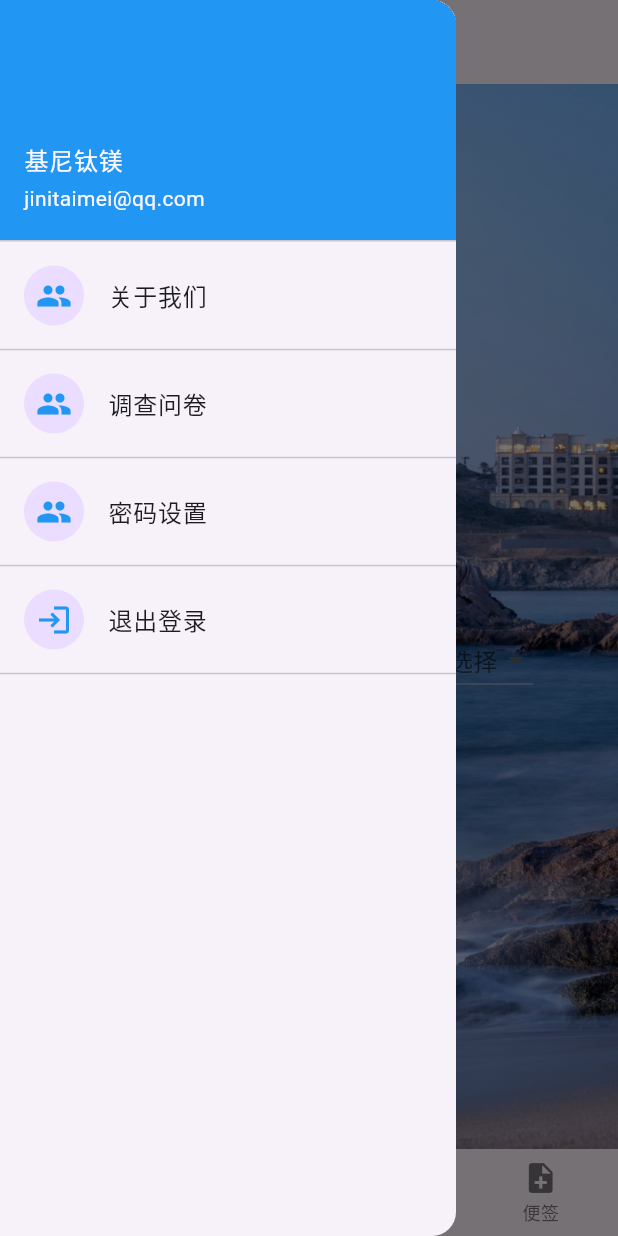
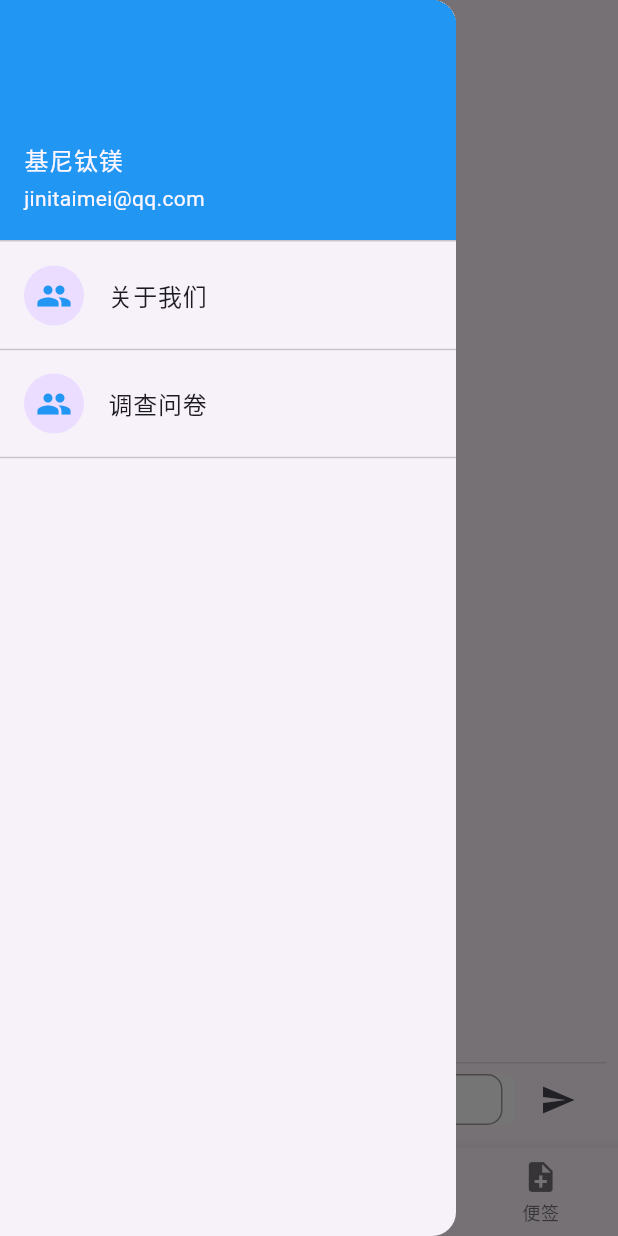
Before and after one commit to lingzipeng/assistant, a Flutter app: the screen it shows after launch, item 3 of the bottom bar chosen, with the side drawer open, on a phone screen of 412 x 824 dp. Run offline on Flutter 3.47's test engine with Material 3 defaults, Android fonts, the phone set to English and light mode, and no system bars; our stand-ins replace card_swiper, charts_flutter, dio, fl_chart, fluttertoast, getwidget and 2 more; missing offline and left inert: flutter_echarts; network calls fail.

Commit message:
ai功能

```diff
--- a/lib/chart/home_chart.dart
+++ b/lib/chart/home_chart.dart
@@ -113,7 +113,10 @@ class _HomeChartState extends State<HomeChart> {
                       showTitles: true,
                       reservedSize: 30,
                       getTitlesWidget: (value, meta) {
-                        return const Text("");
+                        return SizedBox(
+                          height: 20.0, // or any other fixed height
+                          child: const Text(""),
+                        );
                       },
                     ),
                   ),
--- a/lib/pages/Questionnaire.dart
+++ b/lib/pages/Questionnaire.dart
@@ -64,7 +64,7 @@ class _QuestionnairePageState extends State<QuestionnairePage> {
       )
           : PageView.builder(
         controller: _pageController,
-        itemCount: _cardList.length,
+        itemCount: _name.length,
         itemBuilder: (BuildContext context, int index) {
           return Card(
             child: Padding(
--- a/lib/pages/ours.dart
+++ b/lib/pages/ours.dart
@@ -94,7 +94,7 @@ class oursPage extends StatelessWidget {
                                       builder: (BuildContext context) {
                                         return TourGuideDialog(
                                           title: '欢迎使用教师助手!',
-                                          message: '班级成绩页面可以查看班级的情况，便签可以记录笔记。',
+                                          message: '排行榜可以查看个人排名情况的情况，便签可以记录笔记。',
                                           onNextPressed: () {
                                             Navigator.of(context).pop(); // 关闭当前的TourGuideDialog
                                             // 显示成功提示
--- a/lib/pages/tabs.dart
+++ b/lib/pages/tabs.dart
@@ -67,26 +67,26 @@ class _TabsState extends State<Tabs> {
               },
             ),
             const Divider(),
-            ListTile(
-              leading: CircleAvatar(
-                child: Icon(Icons.people,color: Colors.blue,),
-              ),
-              title: Text("密码设置"),
-              onTap: () {
-                Navigator.pushNamed(context, '/setting');
-              },
-            ),
-            const Divider(),
-            ListTile(
-              leading: const CircleAvatar(
-                child: Icon(Icons.login,color: Colors.blue),
-              ),
-              title: const Text("退出登录"),
-              onTap: () {
-                Navigator.pushNamed(context, '/login');
-              },
-            ),
-            const Divider(),
+            // ListTile(
+            //   leading: CircleAvatar(
+            //     child: Icon(Icons.people,color: Colors.blue,),
+            //   ),
+            //   title: Text("密码设置"),
+            //   onTap: () {
+            //     Navigator.pushNamed(context, '/setting');
+            //   },
+            // ),
+            // const Divider(),
+            // ListTile(
+            //   leading: const CircleAvatar(
+            //     child: Icon(Icons.login,color: Colors.blue),
+            //   ),
+            //   title: const Text("ai帮你看"),
+            //   onTap: () {
+            //     Navigator.pushNamed(context, '/ai');
+            //   },
+            // ),
+            // const Divider(),
           ],
         ),
       ),
@@ -106,7 +106,7 @@ class _TabsState extends State<Tabs> {
           items: const [
             BottomNavigationBarItem(icon: Icon(Icons.home), label: "首页"),
             BottomNavigationBarItem(icon: Icon(Icons.scoreboard_outlined), label: "个人成绩"),
-            BottomNavigationBarItem(icon: Icon(Icons.message), label: "班级成绩"),
+            BottomNavigationBarItem(icon: Icon(Icons.message), label: "ai帮你看"),
             BottomNavigationBarItem(icon: Icon(Icons.note_add), label: "便签"),
           ]),
     );
--- a/lib/pages/tabs/emotions.dart
+++ b/lib/pages/tabs/emotions.dart
@@ -32,7 +32,7 @@ class _emotionsState extends State<emotions> {
   Widget build(BuildContext context) {
     return Scaffold(
       appBar: AppBar(
-        title: Text('Circle Progress Demo'),
+        title: Text(''),
       ),
       body: Center(
         child: Column(
--- a/lib/pages/tabs/message.dart
+++ b/lib/pages/tabs/message.dart
@@ -1,8 +1,7 @@
 import 'package:flutter/material.dart';
 import 'package:dio/dio.dart';
-
-import '../../chart/class_chart.dart';
-import '../../service/api_service.dart';
+import 'package:flutter_application_1/pages/tabs/scorewidget/message_card.dart';
+import 'package:intl/intl.dart';
 
 class MessagePage extends StatefulWidget {
   const MessagePage({Key? key}) : super(key: key);
@@ -12,223 +11,175 @@ class MessagePage extends StatefulWidget {
 }
 
 class _MessagePageState extends State<MessagePage> {
-  late List<User> responseData;
-  String? _selectedClass;
-  String? _selectedSubject;
+  final TextEditingController _messageController = TextEditingController();
+  String _result = '';
+  List<String> _messages = [];
+  bool _isLoading = false;
 
-  //展示数据
-  List<double> classData = [];
+  void _sendMessage(String message) async {
+    setState(() {
+      _messages.add(message);
+      _isLoading = true;
+    });
 
-  @override
-  void initState() {
-    super.initState();
-    fetchData();
+    await _fetchData(message + "(回答不要超过250字且回答不要分段)");
+
+    setState(() {
+      _messages.add(_result);
+      _isLoading = false;
+    });
+    _messageController.clear();
+    _result = '';
   }
 
-  void fetchData() async {
+  double screenWith(BuildContext context) {
+    return MediaQuery.of(context).size.width;
+  }
+
+  String getCurrentTime() {
+    DateTime now = DateTime.now();
+    DateFormat formatter = DateFormat('yyyy-MM-dd HH:mm');
+    String formattedTime = formatter.format(now);
+    return formattedTime;
+  }
+
+  Future<void> _fetchData(String inputText) async {
     try {
-      Response response = await APIService.fetchData();
-      final data = response.data['result'];
-
+      var dio = Dio();
+      final response = await dio.get('http://127.0.0.1:5000/hello?message=$inputText');
+      if (response.statusCode == 200) {
         setState(() {
-        responseData = [];
-        data.values.forEach((studentData) {
-          if (studentData != null &&
-              studentData is Map<String, dynamic> &&
-              studentData.containsKey('classname') &&
-              studentData.containsKey('name') &&
-              studentData.containsKey('stuno') &&
-              studentData.containsKey('数学') &&
-              studentData.containsKey('语文') &&
-              studentData.containsKey('英语')) {
-            responseData.add(User(
-              className: studentData['classname'] ?? '',
-              name: studentData['name'] ?? '',
-              stuno: studentData['stuno'] ?? '',
-              mathScore: studentData['数学'] ?? 0,
-              chineseScore: studentData['语文'] ?? 0,
-              englishScore: studentData['英语'] ?? 0,
-            ));
+          _result = response.data["ai回答"];
+        });
+      } else {
+        setState(() {
+          _result = "错误：${response.statusCode}";
+        });
       }
-        });
-      });
     } catch (e) {
       setState(() {
-        responseData = [];
+        _result = "无法加载数据：$e";
+        print(_result);
       });
     }
   }
 
-  void collectData() {
-    classData = [];
-    if (_selectedClass != null && _selectedSubject != null) {
-      // 1. 根据已经选择的班级和科目筛选获取所有信息
-      List<User> filteredData = responseData
-          .where((user) =>
-              user.className == _selectedClass &&
-              (_selectedSubject == '数学'
-                  ? user.mathScore != 0
-                  : _selectedSubject == '语文'
-                      ? user.chineseScore != 0
-                      : user.englishScore != 0))
-          .toList();
-
-      // 2. 根据信息条数得到该班级的人数
-      double studentCount = filteredData.length as double;
-      classData.add(studentCount);
-
-      // 3. 获取该班级该科目的最高分
-      int maxScore = filteredData.fold<int>(
-          0,
-          (max, user) => _selectedSubject == '数学'
-              ? user.mathScore > max
-                  ? user.mathScore
-                  : max
-              : _selectedSubject == '语文'
-                  ? user.chineseScore > max
-                      ? user.chineseScore
-                      : max
-                  : user.englishScore > max
-                      ? user.englishScore
-                      : max);
-      print(maxScore);
-      classData.add(maxScore as double);
-
-      // 4. 获取该班级该科目的最低分
-      int minScore = filteredData.fold<int>(
-          filteredData.first.mathScore,
-          (min, user) => _selectedSubject == '数学'
-              ? user.mathScore < min
-                  ? user.mathScore
-                  : min
-              : _selectedSubject == '语文'
-                  ? user.chineseScore < min
-                      ? user.chineseScore
-                      : min
-                  : user.englishScore < min
-                      ? user.englishScore
-                      : min);
-      classData.add(minScore as double);
-
-      // 5. 计算该班级选择的该科目的平均成绩
-      double totalScore = filteredData.fold<double>(
-          0,
-          (total, user) => _selectedSubject == '数学'
-              ? total + user.mathScore
-              : _selectedSubject == '语文'
-                  ? total + user.chineseScore
-                  : total + user.englishScore);
-      double averageScore = totalScore / studentCount;
-      classData.add(averageScore);
-      setState(() {
-      });
-    }
+  Widget _buildMessageList() {
+    return Expanded(
+      child: ListView.builder(
+        itemCount: _messages.length,
+        itemBuilder: (BuildContext context, int index) {
+          // return ListTile(
+          //   title: Text(_messages[index]),
+          // );
+          return MessageCard( messageText: _messages[index],index:index,sentTime: getCurrentTime());
+        },
+      ),
+    );
   }
 
   @override
   Widget build(BuildContext context) {
     return Scaffold(
-      body: Stack(
+      body: Column(
+        children: <Widget>[
+          _buildMessageList(),
+          if (_isLoading)
+            Padding(
+              padding: const EdgeInsets.all(8.0),
+              child: CircularProgressIndicator(),
+            ),
+          Padding(
+              padding: const EdgeInsets.all(8.0),
+              child: Column(
                 children: [
-          Image.asset(
-            'assets/images/4.jpg',
-            fit: BoxFit.cover,
-            width: double.infinity,
-            height: double.infinity,
+                  Container(
+                    height: 1.0,
+                    color: Colors.grey[300],
                   ),
-          Center(
-            child: Column(
-              mainAxisAlignment: MainAxisAlignment.center,
+                  Row(
                     children: <Widget>[
-                ElevatedButton(
-                  onPressed: collectData,
-                  child: Text('刷新数据'),
+                      GestureDetector(
+                          onTap: () {
+                            //语言功能
+                          },
+                          child: Container(
+                            height: 28,
+                            width: 28,
+                            margin: const EdgeInsets.only(right: 10),
+                            child: const Image(
+                              image: AssetImage(
+                                  'assets/images/brand_profile_voice@2x.png'),
                             ),
-                SizedBox(height: 20),
-                Row(
-                  mainAxisAlignment: MainAxisAlignment.spaceAround,
+                          )),
+                      Container(
+                          width: screenWith(context) - 120,
+                          height: 34.0,
+                          margin: const EdgeInsets.only(left: 5, right: 5),
+                          decoration: BoxDecoration(
+                            color: Colors.white,
+                            borderRadius: BorderRadius.circular(6.0),
+                          ),
+                          child: Padding(
+                            padding:
+                            const EdgeInsets.only(left: 8.0, right: 8.0),
+                            // 右边留有一些空间
+                            child: Row(
+                              mainAxisAlignment: MainAxisAlignment.spaceBetween,
                               children: [
-                    DropdownButton<String>(
-                      hint: Text('科目选择'),
-                      items: ['三年级1班', '三年级2班', '三年级3班', '三年级4班', '三年级5班']
-                          .map((String value) {
-                        return DropdownMenuItem<String>(
-                          value: value,
-                          child: Text(value),
-                        );
-                      }).toList(),
-                      onChanged: (String? newValue) {
-                        setState(() {
-                          _selectedClass = newValue;
-                        });
+                                Expanded(
+                                  flex: 1,
+                                  child: Container(
+                                    decoration: BoxDecoration(
+                                      border: Border.all(
+                                        color: Colors.grey, // 边框颜色
+                                        width: 1.0, // 边框宽度
+                                      ),
+                                      borderRadius:
+                                      BorderRadius.circular(10.0), // 边框圆角
+                                    ),
+                                    child: TextField(
+                                      controller: _messageController,
+                                      cursorColor: Colors.grey,
+                                      style: const TextStyle(
+                                        fontSize: 18.0,
+                                        color: Colors.black,
+                                        fontWeight: FontWeight.w300,
+                                      ),
+                                      decoration: const InputDecoration(
+                                        hintText: '输入文字开始和ai聊天吧......',
+                                        contentPadding: EdgeInsets.only(
+                                            left: 5.0,
+                                            right: 5.0,
+                                            bottom: 14.0),
+                                        border: InputBorder.none,
+                                      ),
+                                      onSubmitted: (String value) {
+                                        if (value.isNotEmpty) {
+                                          _sendMessage(value);
+                                        }
                                       },
-                      value: _selectedClass,
                                     ),
-                    DropdownButton<String>(
-                      hint: Text('科目选择'),
-                      items: ['语文', '数学', '英语'].map((String value) {
-                        return DropdownMenuItem<String>(
-                          value: value,
-                          child: Text(value),
-                        );
-                      }).toList(),
-                      onChanged: (String? newValue) {
-                        setState(() {
-                          _selectedSubject = newValue;
-                        });
+                                  ),
+                                ),
+                              ],
+                            ),
+                          )),
+                      IconButton(
+                        icon: const Icon(Icons.send),
+                        onPressed: () {
+                          String message = _messageController.text.trim();
+                          if (message.isNotEmpty) {
+                            _sendMessage(message);
+                          }
                         },
-                      value: _selectedSubject,
+                      ),
+                    ],
                   )
                 ],
-                ),
-                SizedBox(height: 10),
-                classData.isNotEmpty
-                    ? Container(
-                  key: UniqueKey(),
-                  width: 370,
-                  height: 380,
-                  decoration: BoxDecoration(
-                    border: Border.all(
-                      color: Colors.tealAccent.withOpacity(0.5),
-                      width: 2.0,
-                    ),
-                  ),
-                  child: ClassChart(classData),
-                )
-                    : SizedBox(),
-              ],
-            ),
-          )
+              )),
         ],
       ),
     );
   }
 }
-
-class User {
-  final String className;
-  final String name;
-  final String stuno;
-  final int mathScore;
-  final int chineseScore;
-  final int englishScore;
-
-  User({
-    required this.className,
-    required this.name,
-    required this.stuno,
-    required this.mathScore,
-    required this.chineseScore,
-    required this.englishScore,
-  });
-}
-
-class Statistics {
-  final int studentCount;
-  final int maxScore;
-  final int minScore;
-  final double averageScore;
-
-  Statistics(
-      this.studentCount, this.maxScore, this.minScore, this.averageScore);
-}
--- a/lib/pages/tabs/score.dart
+++ b/lib/pages/tabs/score.dart
@@ -50,7 +50,7 @@ class _CategoryPageState extends State<CategoryPage> {
                         onPressed: () {
                           Navigator.push(
                             context,
-                            MaterialPageRoute(builder: (context) => PasswordPage()),
+                            MaterialPageRoute(builder: (context) => table()),
                           );
                         },
                         //班级选择    一个班成绩展示
--- a/lib/routers/routers.dart
+++ b/lib/routers/routers.dart
@@ -1,4 +1,5 @@
 import 'package:flutter/cupertino.dart';
+import '../pages/ai.dart';
 import '../pages/password.dart';
 import '../pages/setting.dart';
 import 'login.dart'; // 导入登录页面
@@ -10,7 +11,7 @@ import '../pages/Questionnaire.dart';
 // 1、配置路由
 Map<String, WidgetBuilder> routes = {
   "/": (context) =>  const Tabs(),
-  "/login": (context) => const LoginPage(),
+  "/ai": (context) => const Ai(),
   "/ours": (context) => const oursPage(),
   "/setting": (context) => settingPage(),
   "/Questionnaire": (context) =>QuestionnairePage(), // 新增登录页面路由
--- a/pubspec.yaml
+++ b/pubspec.yaml
@@ -37,6 +37,7 @@ dependencies:
   charts_flutter: ^0.12.0
   flutter_echarts: ^2.5.0
   material_table_view: 4.0.2
+  intl: ^0.17.0
 
   # The following adds the Cupertino Icons font to your ap         plication.
   # Use with the CupertinoIcons class for iOS style icons.
@@ -68,6 +69,9 @@ flutter:
     - assets/images/4.jpg
     - assets/images/5.jpg
     - assets/images/6.jpg
+    - assets/images/xiaoheizi.jpg
+    - assets/images/brand_profile_voice@2x.png
+    - assets/images/DefaultProfileHead_kf@3x.png
   # The following line ensures that the Material Icons font is
   # included with your application, so that you can use the icons in
   # the material Icons class.
```
Also changed, not shown: lib/pages/ai.dart (added, +67 -0 lines), lib/pages/tabs/scorewidget/message_card.dart (added, +106 -0 lines), assets/images/DefaultProfileHead_kf@3x.png (added), assets/images/brand_profile_voice@2x.png (added), assets/images/xiaoheizi.jpg (added), pubspec.lock. Lines whose indentation alone changed are shown as unchanged.
